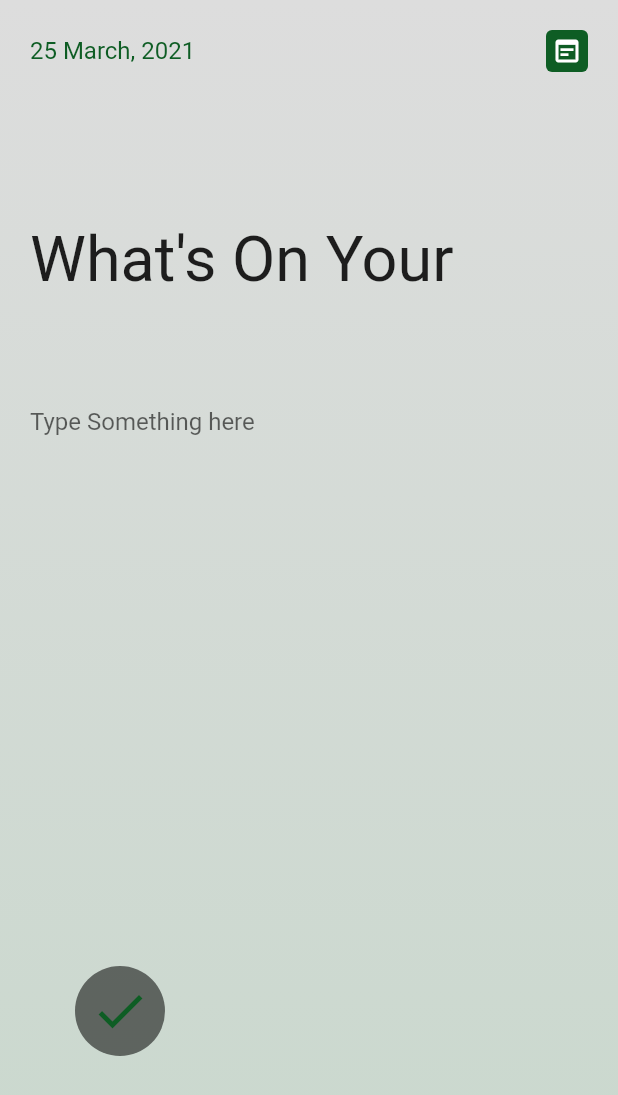
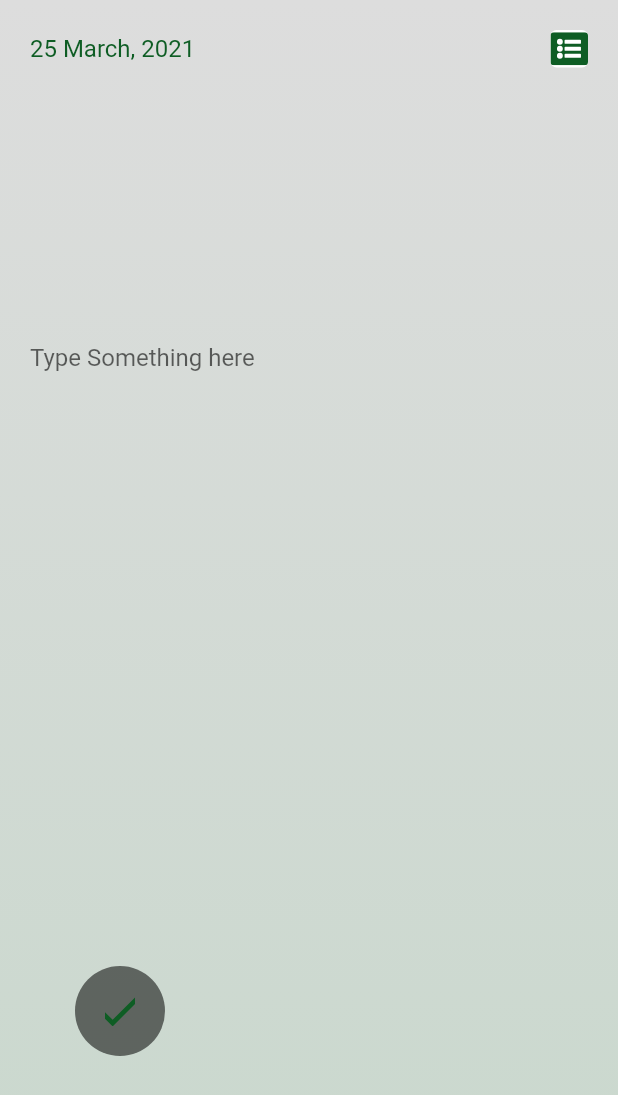
Before and after one commit to rockz1999/Flutter_animation, a Flutter app: the StartScreen screen opened directly, on a phone screen of 412 x 824 dp. Shown: the top 1095 px of the screen. Run offline on Flutter 3.47's test engine with Material 2 defaults, Android fonts, the phone set to English and light mode, and no system bars; our stand-ins replace flutter_svg.

Commit message:
done with svg and third screen

```diff
--- a/lib/start.dart
+++ b/lib/start.dart
@@ -1,4 +1,5 @@
 import 'package:flutter/material.dart';
+import 'package:flutter_svg/svg.dart';
 
 class StartScreen extends StatefulWidget {
   @override
@@ -10,7 +11,9 @@ class _StartScreenState extends State<StartScreen>
   AnimationController controller;
   Animation<double> textAnim;
   Animation<double> textSlideAnim;
-
+  TextEditingController _titleController = TextEditingController.fromValue(
+      TextEditingValue(text: 'What\'s On Your Mind?'));
+  TextEditingController _decController = TextEditingController();
   final List<String> months = [
     'January',
     'February',
@@ -115,8 +118,8 @@ class _StartScreenState extends State<StartScreen>
     painter.textScaleFactor = 1.0;
     painter.layout();
     return painter.size.width > sWidth
-        ? Size(sWidth, painter.size.height * 2)
-        : painter.size;
+        ? Size(sWidth, painter.size.height * 2.5)
+        : Size(painter.size.width, painter.size.height * 0.25);
   }
 
   @override
@@ -124,8 +127,11 @@ class _StartScreenState extends State<StartScreen>
     final date = '${dateTme.day} ${months[dateTme.month - 1]}, ${dateTme.year}';
     final textSize = _getSizeOfText(MediaQuery.of(context).size.width);
     return Scaffold(
+      resizeToAvoidBottomInset: false,
+      primary: true,
       body: SafeArea(
         child: Container(
+          height: MediaQuery.of(context).size.height,
           decoration: BoxDecoration(
             gradient: LinearGradient(
                 colors: [Color(0xffC9D8CD), Color(0xffDDDDDD)],
@@ -134,6 +140,7 @@ class _StartScreenState extends State<StartScreen>
           ),
           padding: const EdgeInsets.all(20),
           child: Column(
+            mainAxisSize: MainAxisSize.max,
             mainAxisAlignment: MainAxisAlignment.start,
             crossAxisAlignment: CrossAxisAlignment.start,
             children: [
@@ -149,15 +156,15 @@ class _StartScreenState extends State<StartScreen>
                     ),
                   ),
                   Container(
-                    padding: const EdgeInsets.all(4),
                     decoration: BoxDecoration(
                       borderRadius: BorderRadius.circular(4),
+                      color: Colors.white,
+                    ),
+                    child:SvgPicture.asset(
+                      'assets/hamburger.svg',
                       color: color,
-                    ),
-                    child: Icon(
-                      Icons.wysiwyg_outlined,
-                      size: 20,
-                      color: Colors.white,
+                      width: 25,
+                      height: 25,
                     ),
                   )
                 ],
@@ -186,7 +193,10 @@ class _StartScreenState extends State<StartScreen>
                           child: Column(
                             children: [
                               Container(
-                                height: textSize.height,
+                                height: textSize.width >
+                                        MediaQuery.of(context).size.width
+                                    ? textSize.height * 2
+                                    : textSize.height,
                                 child: Text(
                                   'What\'s On Your Mind?',
                                   style: TextStyle(
@@ -199,12 +209,25 @@ class _StartScreenState extends State<StartScreen>
                                         MediaQuery.of(context).size.width
                                     ? textSize.height * 2
                                     : textSize.height,
-                                child: Text(
-                                  'What\'s On Your Mind?',
-                                  style: TextStyle(
-                                    fontSize: 42,
+                                child: TextField(
+                                  maxLines: 3,
+                                  controller: _titleController,
+                                  style: TextStyle(fontSize: 42),
+                                  decoration: InputDecoration(
+                                    hintStyle: TextStyle(fontSize: 16),
+                                    hintText: 'Type Something here',
+                                    enabledBorder: InputBorder.none,
+                                    focusedBorder: InputBorder.none,
+                                    disabledBorder: InputBorder.none,
+                                    errorBorder: InputBorder.none,
                                   ),
                                 ),
+                                // Text(
+                                //   'What\'s On Your Mind?',
+                                //   style: TextStyle(
+                                //     fontSize: 42,
+                                //   ),
+                                // ),
                               ),
                               Container(
                                 height: textSize.width >
@@ -230,7 +253,9 @@ class _StartScreenState extends State<StartScreen>
                 height: 60,
               ),
               TextField(
+                maxLines: 6,
                 style: TextStyle(fontSize: 16),
+                controller: _decController,
                 decoration: InputDecoration(
                   hintStyle: TextStyle(fontSize: 16),
                   hintText: 'Type Something here',
@@ -246,10 +271,12 @@ class _StartScreenState extends State<StartScreen>
                 child: CircleAvatar(
                   backgroundColor: Colors.black54,
                   radius: 30,
-                  child: Icon(
-                    Icons.check,
-                    size: 40,
+                  child:SvgPicture.asset(
+                    'assets/check.svg',
                     color: color,
+                    width: 20,
+                    height: 20,
+                    fit: BoxFit.none,
                   ),
                 ),
               ),
```
Also changed, not shown: assets/check.svg (added), assets/hamburger.svg (added).
